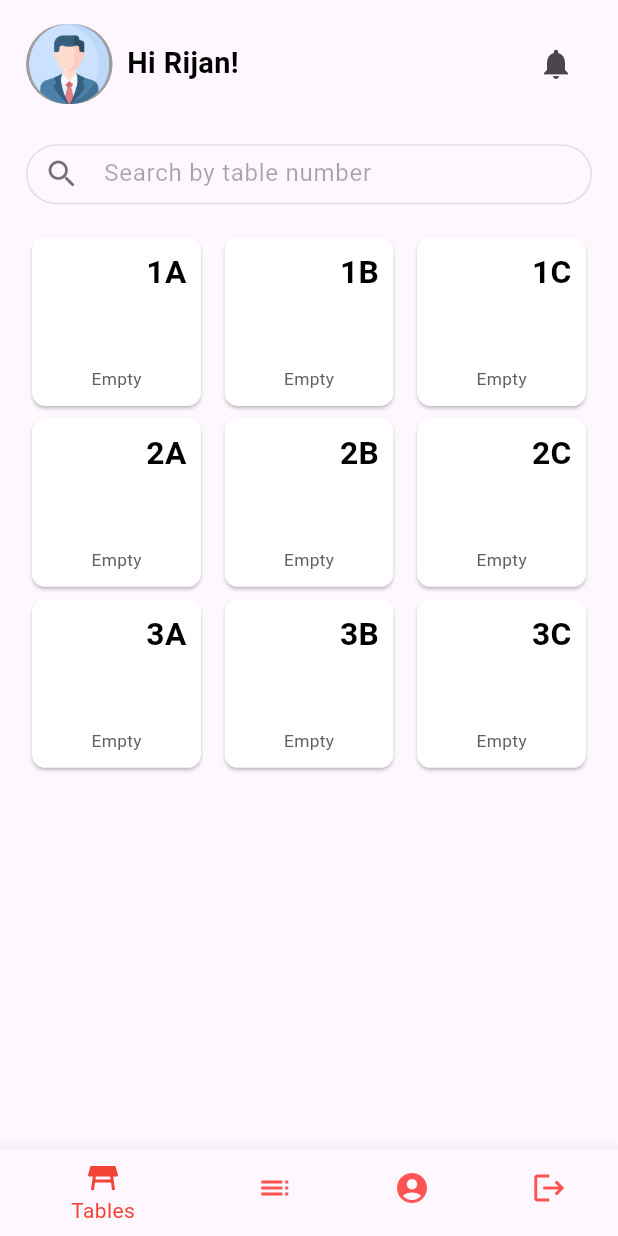
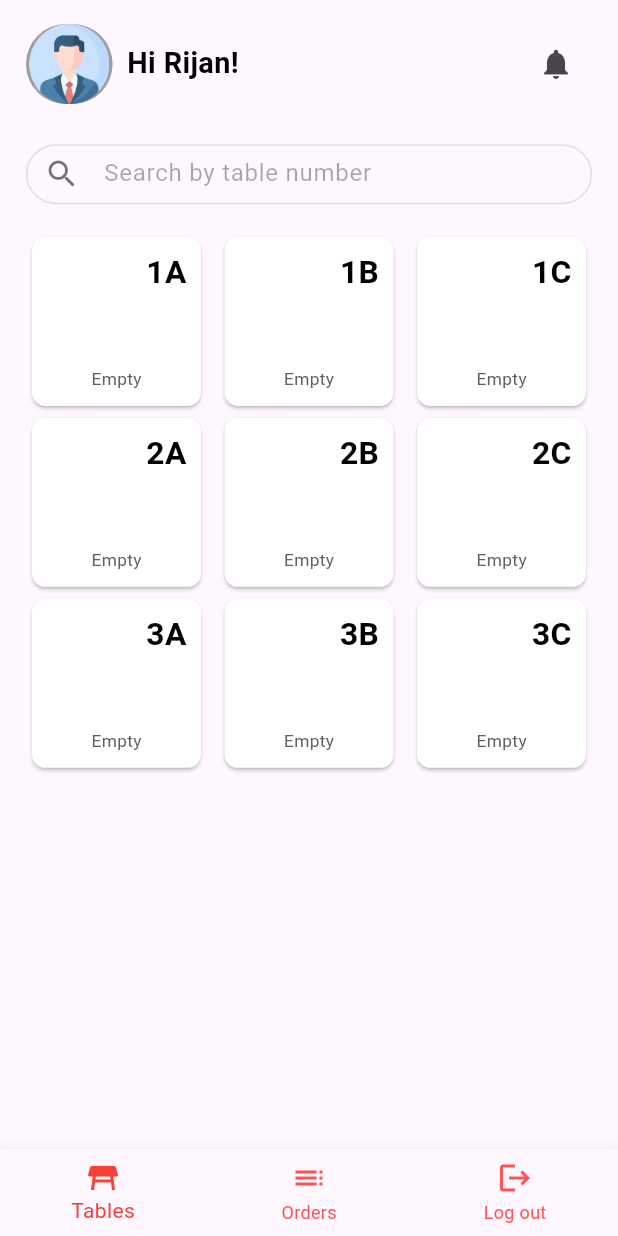
Before and after one commit to Rijankunwar3691/OrderMangementDemo, a Flutter app: the CustomButtomBar screen opened by its route, on a phone screen of 412 x 824 dp. Run offline on Flutter 3.47's test engine with Material 3 defaults, Android fonts, the phone set to English and light mode, and no system bars; our stand-ins replace flutter_riverpod, flutter_screenutil, sqflite; accounts and stored records are empty.

Commit message:
clear table funcrionality add

```diff
--- a/lib/config/db_services.dart
+++ b/lib/config/db_services.dart
@@ -42,4 +42,10 @@ class DbServices {
       whereArgs: [id],
     );
   }
+
+  clearTable(String id) async {
+    final db = await DataBaseConfig().initDatabase();
+
+    await db.delete(DbKeys.tName, where: '${DbKeys.tid} = ?', whereArgs: [id]);
+  }
 }
--- a/lib/core/resources/routes_manager.dart
+++ b/lib/core/resources/routes_manager.dart
@@ -6,7 +6,7 @@ import 'package:hoteldemo/features/menu/presentation/screens/select_order_page.d
 import 'package:hoteldemo/features/orders/presentation/screens/order_summary_page.dart';
 import 'package:hoteldemo/features/search/presentation/screens/menu_search_page.dart';
 import 'package:hoteldemo/features/search/presentation/screens/table_search_page.dart';
-import 'package:hoteldemo/features/table%20status/presentation/screens/table_detail_page.dart';
+import 'package:hoteldemo/features/table%20detail/presentation/screens/table_detail_page.dart';
 
 class AppRoutes {
   static const String homeRoute = '/home';
--- a/lib/features/bottom navbar/bottom_navbar.dart
+++ b/lib/features/bottom navbar/bottom_navbar.dart
@@ -5,7 +5,6 @@ import 'package:hoteldemo/features/authentication/presentation/screens/login_pag
 import 'package:hoteldemo/features/home/presentation/screens/home_page.dart';
 import 'package:hoteldemo/features/orders/presentation/provider/order_list_provider.dart';
 import 'package:hoteldemo/features/orders/presentation/screens/orders_page.dart';
-import 'package:hoteldemo/features/profile/presentation/screens/profile_page.dart';
 
 class CustomButtomBar extends ConsumerStatefulWidget {
   const CustomButtomBar({super.key});
@@ -19,7 +18,7 @@ class _CustomButtomBarState extends ConsumerState<CustomButtomBar> {
   final List<Widget> pages = [
     const HomePage(),
     const OrdersPage(),
-    const ProfilePage(),
+    // const ProfilePage(),
     const LoginPage()
   ];
   @override
@@ -42,11 +41,8 @@ class _CustomButtomBarState extends ConsumerState<CustomButtomBar> {
               ref.read(orderListProvider.notifier).getOrderHistory();
 
               break;
+
             case 2:
-              ref.read(orderListProvider.notifier).getOrderHistory();
-
-              break;
-            case 3:
               Navigator.pushReplacementNamed(context, AppRoutes.loginRoute);
 
               break;
@@ -63,11 +59,11 @@ class _CustomButtomBarState extends ConsumerState<CustomButtomBar> {
                 Icons.toc,
               ),
               label: 'Orders'),
-          BottomNavigationBarItem(
-              icon: Icon(
-                Icons.account_circle,
-              ),
-              label: 'Profile'),
+          // BottomNavigationBarItem(
+          //     icon: Icon(
+          //       Icons.account_circle,
+          //     ),
+          //     label: 'Profile'),
           BottomNavigationBarItem(
               icon: Icon(
                 Icons.logout,
--- a/lib/features/home/domain/repository/tables_repo.dart
+++ b/lib/features/home/domain/repository/tables_repo.dart
@@ -2,4 +2,5 @@ import 'package:hoteldemo/features/home/domain/model/tabel_model.dart';
 
 abstract class TablesRepository {
   List<TabelModel> getTableData();
+
 }
--- a/lib/features/home/presentation/screens/home_page.dart
+++ b/lib/features/home/presentation/screens/home_page.dart
@@ -7,7 +7,7 @@ import 'package:hoteldemo/features/home/presentation/provider/tables_list_provid
 import 'package:hoteldemo/features/home/presentation/widgets/table_container.dart';
 import 'package:hoteldemo/features/menu/presentation/provider/menu_list_provider.dart';
 import 'package:hoteldemo/features/orders/presentation/provider/order_list_provider.dart';
-import 'package:hoteldemo/features/table%20status/presentation/providers/table_detail_provider.dart';
+import 'package:hoteldemo/features/table%20detail/presentation/providers/table_detail_provider.dart';
 
 class HomePage extends ConsumerStatefulWidget {
   const HomePage({super.key});
--- a/lib/features/search/presentation/screens/table_search_page.dart
+++ b/lib/features/search/presentation/screens/table_search_page.dart
@@ -7,7 +7,7 @@ import 'package:hoteldemo/features/home/presentation/provider/tables_list_provid
 import 'package:hoteldemo/features/menu/presentation/provider/menu_list_provider.dart';
 import 'package:hoteldemo/features/orders/presentation/provider/order_list_provider.dart';
 import 'package:hoteldemo/features/search/presentation/provider/search_result_provider.dart';
-import 'package:hoteldemo/features/table%20status/presentation/providers/table_detail_provider.dart';
+import 'package:hoteldemo/features/table%20detail/presentation/providers/table_detail_provider.dart';
 
 class TableSearchPage extends ConsumerStatefulWidget {
   const TableSearchPage({super.key});
--- /dev/null
+++ b/lib/features/table detail/domain/repository/table_detail_repo.dart
@@ -0,0 +1,3 @@
+abstract class TableDetailRepository {
+  Future<void> clearTable(String id);
+}
--- a/lib/features/table status/presentation/providers/table_detail_provider.dart
+++ b/lib/features/table detail/presentation/providers/table_detail_provider.dart
@@ -1,6 +1,6 @@
 import 'package:flutter_riverpod/flutter_riverpod.dart';
 import 'package:hoteldemo/features/menu/domain/model/menu_model.dart';
-import 'package:hoteldemo/features/table%20status/data/local/table_datasource.dart';
+import 'package:hoteldemo/features/table%20detail/data/local/table_datasource.dart';
 
 final tableDetailProvider =
     StateNotifierProvider<TableDetailNotifier, List<ItemModel>>((ref) {
```
Also changed, not shown: lib/features/table detail/data/local/table_datasource.dart (renamed from lib/features/table status/data/local/table_datasource.dart, +11 -0 lines), lib/features/table detail/presentation/screens/table_detail_page.dart (renamed from lib/features/table status/presentation/screens/table_detail_page.dart, +16 -2 lines), lib/features/table detail/data/repository/table_detail_repo_imp.dart (added).
